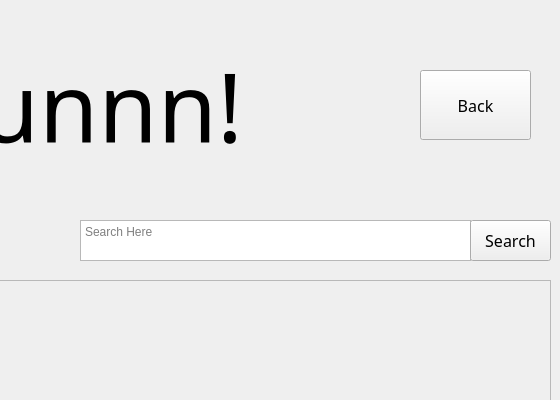
Above: Final Presentatiosn/EachCategoryPageFinal.ui from Mhrshd-fllh/AP_Project4012 before the change; both pictures show x 430 to 990 and y 0 to 400 of the 990 by 841 pixel window. Below: the same form after it.
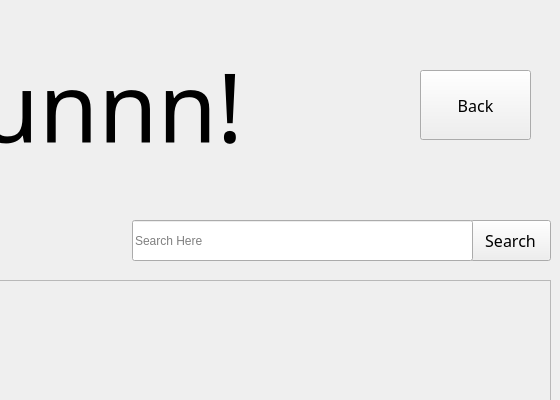
That is the form after the change.

Patch:
```diff
--- a/Final Presentatiosn/EachCategoryPageFinal.ui
+++ b/Final Presentatiosn/EachCategoryPageFinal.ui
@@ -117,25 +117,6 @@
     <set>Qt::AlignCenter</set>
    </property>
   </widget>
-  <widget class="QTextEdit" name="SearchBox">
-   <property name="geometry">
-    <rect>
-     <x>510</x>
-     <y>220</y>
-     <width>391</width>
-     <height>41</height>
-    </rect>
-   </property>
-   <property name="sizeAdjustPolicy">
-    <enum>QAbstractScrollArea::AdjustToContents</enum>
-   </property>
-   <property name="tabChangesFocus">
-    <bool>false</bool>
-   </property>
-   <property name="placeholderText">
-    <string>Search Here</string>
-   </property>
-  </widget>
   <widget class="QPushButton" name="BackButton">
    <property name="geometry">
     <rect>
@@ -212,6 +193,19 @@
     <string>Search</string>
    </property>
   </widget>
+  <widget class="QLineEdit" name="SearchBox">
+   <property name="geometry">
+    <rect>
+     <x>562</x>
+     <y>220</y>
+     <width>341</width>
+     <height>41</height>
+    </rect>
+   </property>
+   <property name="placeholderText">
+    <string>Search Here</string>
+   </property>
+  </widget>
  </widget>
  <resources/>
  <connections/>
```
